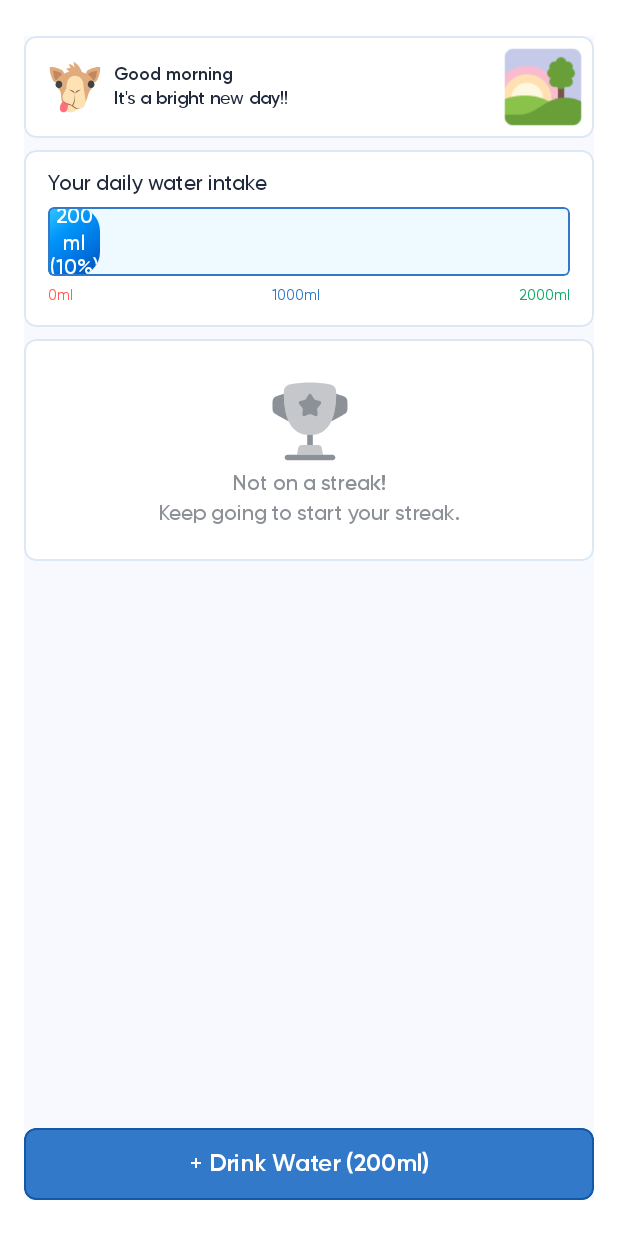
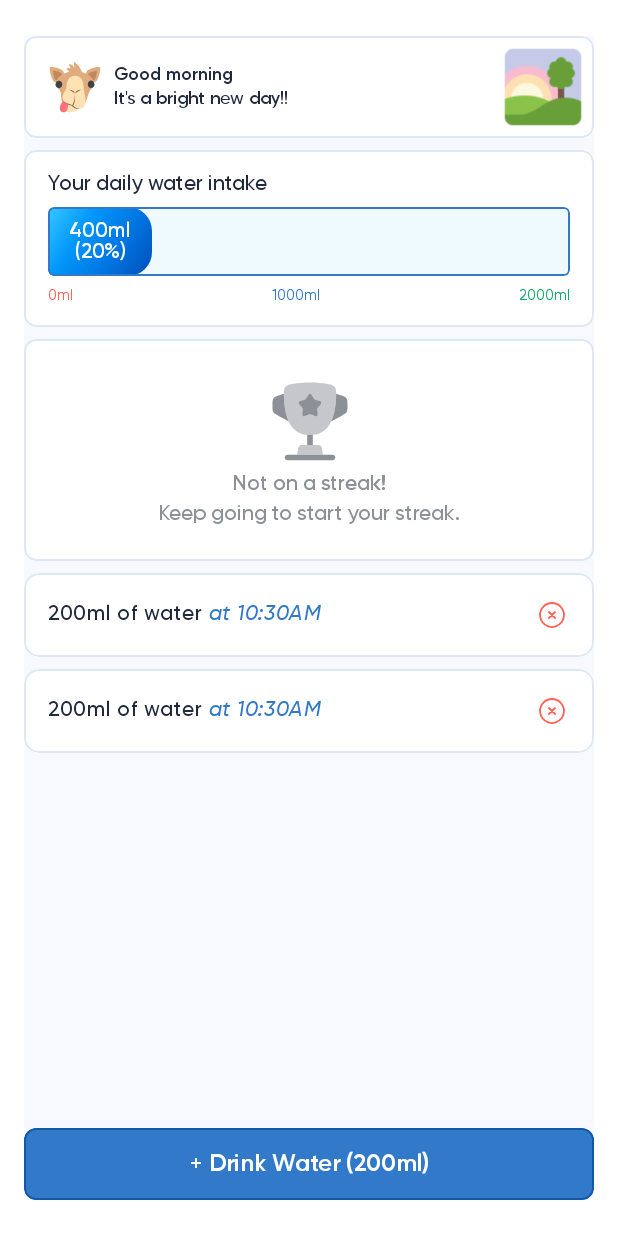
Before and after one commit to BerkeEfeKendirli/Water_Reminder, an Android app built with Jetpack Compose: the composable ManageWaterScreen shown on its own in the app's theme, after a tap on an icon or button, on a phone screen of 412 x 824 dp. Run offline under Robolectric (Android 15) with nearby library versions, the phone set to English and light mode, and no system bars.

Commit message:
water entry list added

```diff
--- /dev/null
+++ b/app/src/main/java/com/bek/waterreminder/data/model/managewater/WaterEntry.kt
@@ -0,0 +1,9 @@
+package com.bek.waterreminder.data.model.managewater
+
+import kotlinx.serialization.Serializable
+
+@Serializable
+data class WaterEntry(
+    val amount: Int,
+    val time: String,
+)
--- a/app/src/main/java/com/bek/waterreminder/ui/screens/home/managewater/ManageWaterScreen.kt
+++ b/app/src/main/java/com/bek/waterreminder/ui/screens/home/managewater/ManageWaterScreen.kt
@@ -8,7 +8,10 @@ import androidx.compose.foundation.layout.fillMaxSize
 import androidx.compose.foundation.layout.fillMaxWidth
 import androidx.compose.foundation.layout.height
 import androidx.compose.foundation.layout.padding
+import androidx.compose.foundation.lazy.LazyColumn
+import androidx.compose.foundation.lazy.itemsIndexed
 import androidx.compose.runtime.Composable
+import androidx.compose.runtime.LaunchedEffect
 import androidx.compose.runtime.collectAsState
 import androidx.compose.runtime.getValue
 import androidx.compose.runtime.rememberCoroutineScope
@@ -23,6 +26,7 @@ import com.bek.waterreminder.ui.components.CustomButton
 import com.bek.waterreminder.ui.screens.home.managewater.components.StreakCard
 import com.bek.waterreminder.ui.screens.home.managewater.components.TimeGreetingCard
 import com.bek.waterreminder.ui.screens.home.managewater.components.WaterIntakeCard
+import com.bek.waterreminder.ui.screens.home.managewater.components.WaterItem
 import com.bek.waterreminder.viewmodel.ManageWaterViewModel
 import com.bek.waterreminder.viewmodel.ManageWaterViewModelFactory
 import kotlinx.coroutines.launch
@@ -41,6 +45,9 @@ fun ManageWaterScreen() {
   val percentage = if (dailyGoal > 0) dailyWater.toFloat() / dailyGoal.toFloat() else 0f
   val streakCount by viewModel.streakFlow.collectAsState(0)
   val selectedCup by viewModel.selectedCupFlow.collectAsState(200)
+  val todayWaterEntries by viewModel.todayWaterEntriesFlow.collectAsState(emptyList())
+
+  LaunchedEffect(Unit) { coroutineScope.launch { viewModel.checkAndUpdateStreak() } }
 
   Column(
       modifier =
@@ -54,10 +61,20 @@ fun ManageWaterScreen() {
     WaterIntakeCard(percent = percentage)
     Spacer(modifier = Modifier.height(8.dp))
     StreakCard(hasStreak = streakCount > 0, streakCount = streakCount)
-    Spacer(modifier = Modifier.weight(1f))
+    Spacer(modifier = Modifier.height(8.dp))
+    LazyColumn(modifier = Modifier.weight(1f)) {
+      itemsIndexed(todayWaterEntries) { index, entry ->
+        WaterItem(
+            qty = entry.amount,
+            time = entry.time,
+            onDelete = { coroutineScope.launch { viewModel.removeWaterEntryToday(index) } },
+        )
+        Spacer(modifier = Modifier.height(8.dp))
+      }
+    }
     CustomButton(
         onClick = {
-          coroutineScope.launch { viewModel.drinkWater(amount = selectedCup) }
+          coroutineScope.launch { viewModel.addWaterEntryToday(selectedCup) }
           Toast.makeText(context, "Added ${selectedCup}ml of water", Toast.LENGTH_SHORT).show()
         },
         text = "+ Drink Water (${selectedCup}ml)",
--- /dev/null
+++ b/app/src/main/java/com/bek/waterreminder/ui/screens/home/managewater/components/WaterItem.kt
@@ -0,0 +1,73 @@
+package com.bek.waterreminder.ui.screens.home.managewater.components
+
+import androidx.compose.foundation.Image
+import androidx.compose.foundation.background
+import androidx.compose.foundation.border
+import androidx.compose.foundation.clickable
+import androidx.compose.foundation.layout.Arrangement
+import androidx.compose.foundation.layout.Box
+import androidx.compose.foundation.layout.Row
+import androidx.compose.foundation.layout.fillMaxWidth
+import androidx.compose.foundation.layout.padding
+import androidx.compose.foundation.shape.RoundedCornerShape
+import androidx.compose.material3.Text
+import androidx.compose.runtime.Composable
+import androidx.compose.ui.Alignment
+import androidx.compose.ui.Modifier
+import androidx.compose.ui.draw.clip
+import androidx.compose.ui.graphics.Color
+import androidx.compose.ui.graphics.ColorFilter
+import androidx.compose.ui.res.colorResource
+import androidx.compose.ui.res.painterResource
+import androidx.compose.ui.text.SpanStyle
+import androidx.compose.ui.text.buildAnnotatedString
+import androidx.compose.ui.text.font.FontStyle
+import androidx.compose.ui.text.font.FontWeight
+import androidx.compose.ui.text.withStyle
+import androidx.compose.ui.unit.dp
+import androidx.compose.ui.unit.sp
+import com.bek.waterreminder.R
+import com.bek.waterreminder.ui.theme.Gilroy
+
+@Composable
+fun WaterItem(qty: Int, time: String, onDelete: () -> Unit) {
+  Box(
+      modifier =
+          Modifier.fillMaxWidth()
+              .background(Color.White, shape = RoundedCornerShape(10.dp))
+              .clip(shape = RoundedCornerShape(10.dp))
+              .border(1.dp, color = Color(0xffdee8f5), shape = RoundedCornerShape(10.dp))
+  ) {
+    Row(
+        modifier = Modifier.fillMaxWidth().padding(16.dp),
+        horizontalArrangement = Arrangement.SpaceBetween,
+        verticalAlignment = Alignment.CenterVertically,
+    ) {
+      Text(
+          buildAnnotatedString {
+            withStyle(style = SpanStyle(color = colorResource(R.color.primary_black))) {
+              append("${qty}ml of water ")
+            }
+            withStyle(
+                style =
+                    SpanStyle(
+                        color = colorResource(R.color.primary_blue),
+                        fontStyle = FontStyle.Italic,
+                    )
+            ) {
+              append("at $time")
+            }
+          },
+          fontFamily = Gilroy,
+          fontWeight = FontWeight.Medium,
+          fontSize = 14.sp,
+      )
+      Image(
+          painter = painterResource(R.drawable.close_circle),
+          contentDescription = "Delete",
+          colorFilter = ColorFilter.tint(colorResource(R.color.primary_red)),
+          modifier = Modifier.clickable { onDelete() },
+      )
+    }
+  }
+}
```
